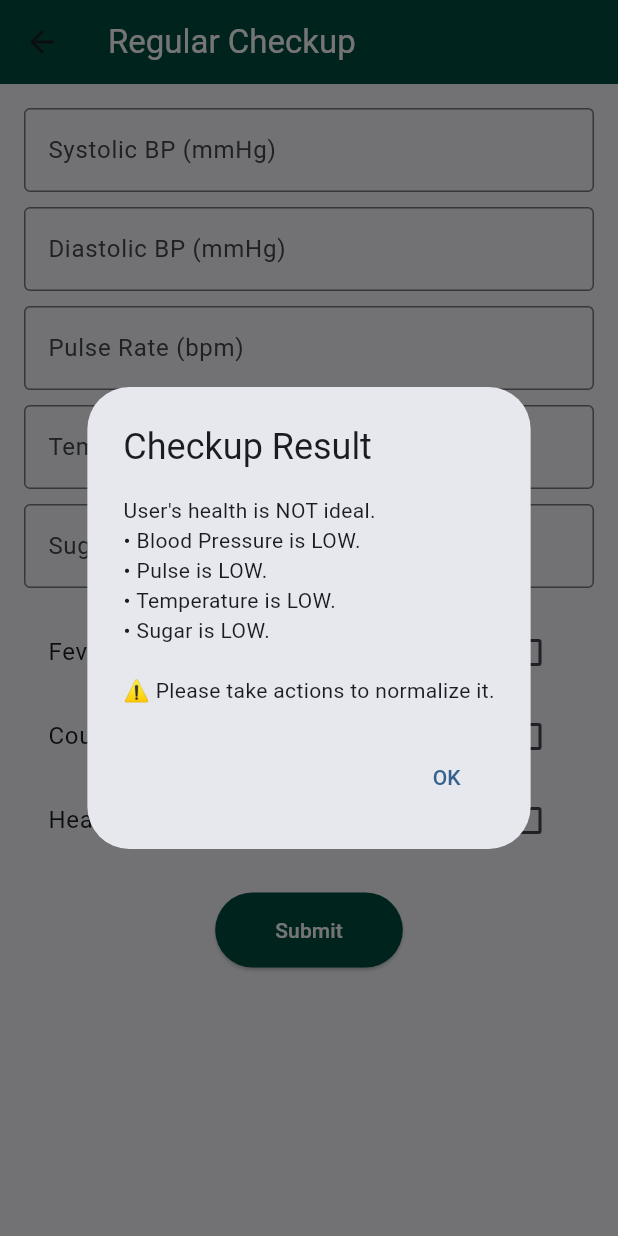
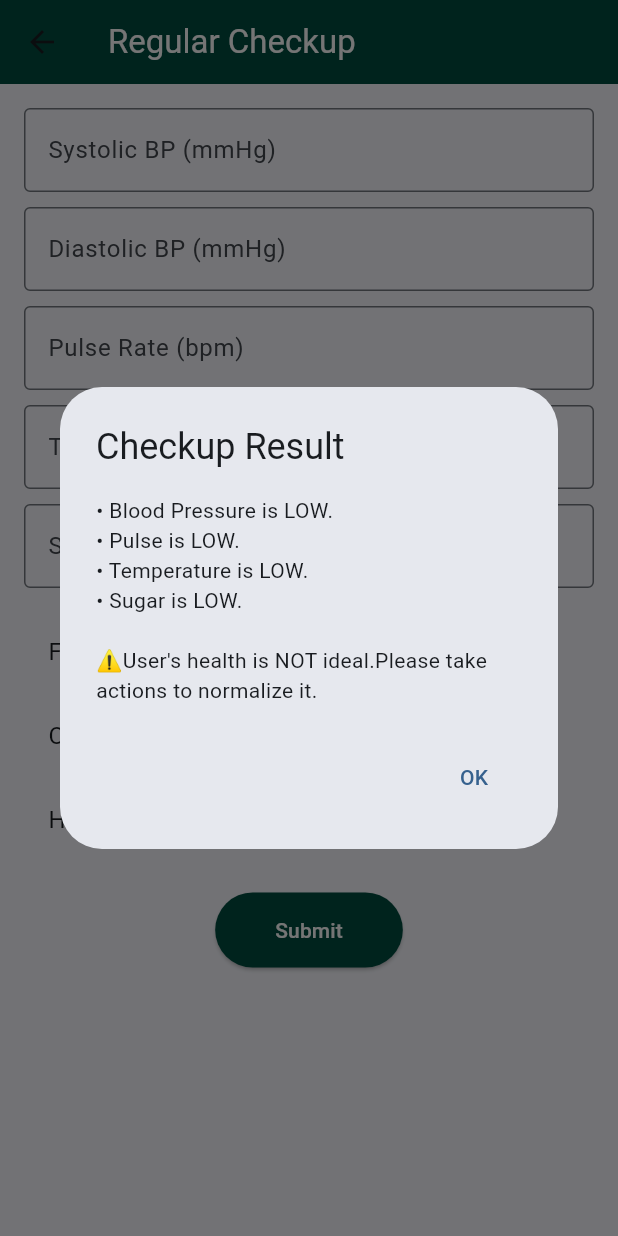
Before and after one commit to ahmad000-web/Bio_Monitor, a Flutter app: the RegularCheckupScreen screen opened directly with empty values, after a tap on "Submit", on a phone screen of 412 x 824 dp. Run offline on Flutter 3.47's test engine with Material 3 defaults, Android fonts, the phone set to English and light mode, and no system bars; our stand-ins replace get, google_sign_in, image_picker, shared_preferences, sqflite, youtube_player_flutter; missing offline and left inert: mailer; accounts and stored records are empty.

Commit message:
commit -m "Updated Project files"

```diff
--- a/lib/regular_checkup.dart
+++ b/lib/regular_checkup.dart
@@ -85,18 +85,15 @@ String evaluateHealth({
 
   if (unsafe) {
     report =
-        "$userName's health is NOT ideal.\n$report\n⚠️ Please take actions to normalize it.";
+        "$report\n⚠️$userName's health is NOT ideal.Please take actions to normalize it.";
   } else {
     report =
-        "$userName is in safe and stable condition.\n$report\n✅ All parameters are normal.";
+        "$report\n✅ $userName is in safe and stable condition.All parameters are normal.";
   }
 
   return report;
 }
 
-// -----------------------------
-//      MAIN SCREEN WIDGET
-// -----------------------------
 class RegularCheckupScreen extends StatefulWidget {
   final String userEmail;
 
@@ -184,9 +181,6 @@ class _RegularCheckupScreenState extends State<RegularCheckupScreen> {
         ),
       );
 
-  // -----------------------------
-  //        SUBMIT CHECKUP
-  // -----------------------------
   Future<void> _submitCheckup() async {
     double systolic = double.tryParse(systolicController.text) ?? 0;
     double diastolic = double.tryParse(diastolicController.text) ?? 0;
@@ -194,12 +188,12 @@ class _RegularCheckupScreenState extends State<RegularCheckupScreen> {
     double temp = double.tryParse(tempController.text) ?? 0;
     double sugar = double.tryParse(sugarController.text) ?? 0;
 
-    // 1️⃣ Fetch user info
+    //Fetch user info
     final user = await UserDatabase.instance.getUserByEmail(widget.userEmail);
     final userName = user?['name'] ?? "User";
     final userPhone = user?['phone'] ?? "N/A";
 
-    // 2️⃣ Evaluate health with userName
+    // Evaluate health with userName
     String feedback = evaluateHealth(
       userName: userName,
       systolic: systolic,
@@ -214,7 +208,7 @@ class _RegularCheckupScreenState extends State<RegularCheckupScreen> {
 
     bool unsafe = feedback.contains("NOT ideal");
 
-    // 3️⃣ Send alert email if unsafe
+    // Send alert email if unsafe
     if (unsafe) {
       await sendAlertEmail(
         "Patient Name: $userName\nPhone: $userPhone\n\n$feedback",
@@ -222,14 +216,14 @@ class _RegularCheckupScreenState extends State<RegularCheckupScreen> {
       );
     }
 
-    // 4️⃣ Save checkup to database
+    //Save checkup to database
     await DatabaseHelper().insertCheckup({
       "date": DateTime.now().toString().split(" ")[0],
       "time": TimeOfDay.now().format(context),
       "result": feedback,
     });
 
-    // 5️⃣ Show feedback dialog
+    // Show feedback dialog
     showDialog(
       context: context,
       builder: (ctx) => AlertDialog(
--- a/lib/services/gmail_api_service.dart
+++ b/lib/services/gmail_api_service.dart
@@ -18,14 +18,12 @@ Future<void> sendAlertEmail(String report, String userEmail) async {
 
   //  Create the email message
   final message = Message()
-    ..from = Address('biomonitor7829@gmail.com', 'Health Monitor App')
-    ..recipients.add('eahmadbhatti@gmail.com') // Doctor's email
+    ..from = Address('biomonitor7829@gmail.com', 'Bio Monitor App')
+    ..recipients.add('eahmadbhatti7@gmail.com') // Doctor's email
     ..subject = '⚠️ Health Alert from Patient'
     ..text = """
 ⚠️ HEALTH ALERT
 
-Patient Name: $name
-Phone Number: $phone
 ------------------------------------
 HEALTH REPORT:
 ------------------------------------
```
